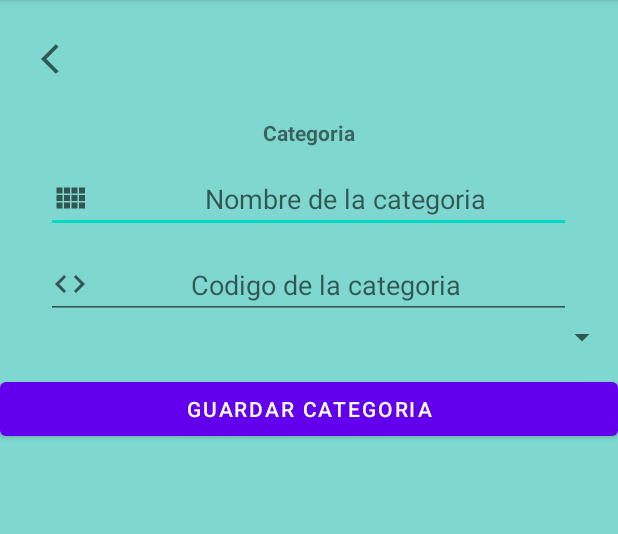
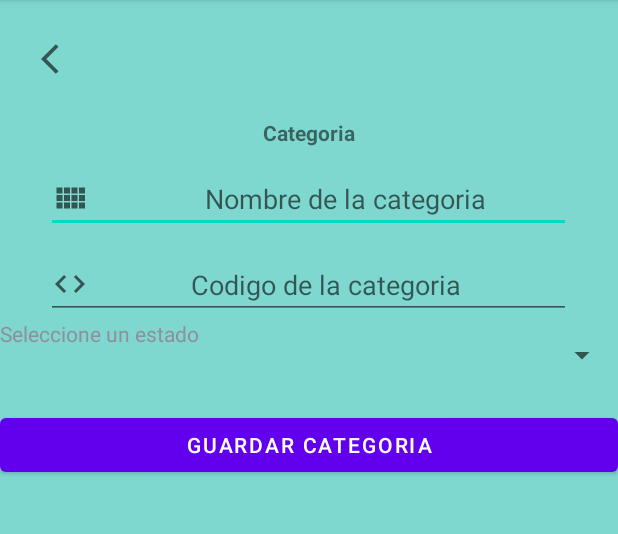
Before and after one commit to NoelSorianoC/proyectoDAUTE, an Android app: the aggcategoria screen opened directly, with no data from a screen before it, on a phone screen of 412 x 824 dp, the part 84-618 px from its top. Run offline under Robolectric (Android 15) with nearby library versions, the phone set to English and light mode, and no system bars; our stand-ins replace Volley.

Commit message:
configurar  aggcat
clase java

```diff
--- a/app/src/main/java/com/itca/proyectofinaldaute/aggcategoria.java
+++ b/app/src/main/java/com/itca/proyectofinaldaute/aggcategoria.java
@@ -5,6 +5,7 @@ import androidx.appcompat.app.AppCompatActivity;
 import android.content.Context;
 import android.os.Bundle;
 import android.view.View;
+import android.widget.ArrayAdapter;
 import android.widget.Button;
 import android.widget.EditText;
 import android.widget.ImageView;
@@ -38,6 +39,11 @@ public class aggcategoria extends AppCompatActivity {
         nombre = findViewById(R.id.nom_cat);
         estado= findViewById(R.id.stado_c);
         guardar = findViewById(R.id.guardarcat);
+
+
+        ArrayAdapter<CharSequence> adapter = ArrayAdapter.createFromResource(getApplicationContext(), R.array.estadocategoria, R.layout.support_simple_spinner_dropdown_item);
+        adapter.setDropDownViewResource(R.layout.support_simple_spinner_dropdown_item);
+        estado.setAdapter(adapter);
 
         back.setOnClickListener(new View.OnClickListener() {
             @Override
--- a/app/src/main/res/values/strings.xml
+++ b/app/src/main/res/values/strings.xml
@@ -11,6 +11,11 @@
     <string name="menu_home">Home</string>
     <string name="menu_gallery">Gallery</string>
     <string name="menu_slideshow">Slideshow</string>
+    <string-array name="estadocategoria">
+        <item>Seleccione un estado</item>
+        <item>1</item>
+        <item>0</item>
+    </string-array>
     <!-- TODO: Remove or change this placeholder text -->
     <string name="hello_blank_fragment">Hello blank fragment</string>
 </resources>
```
